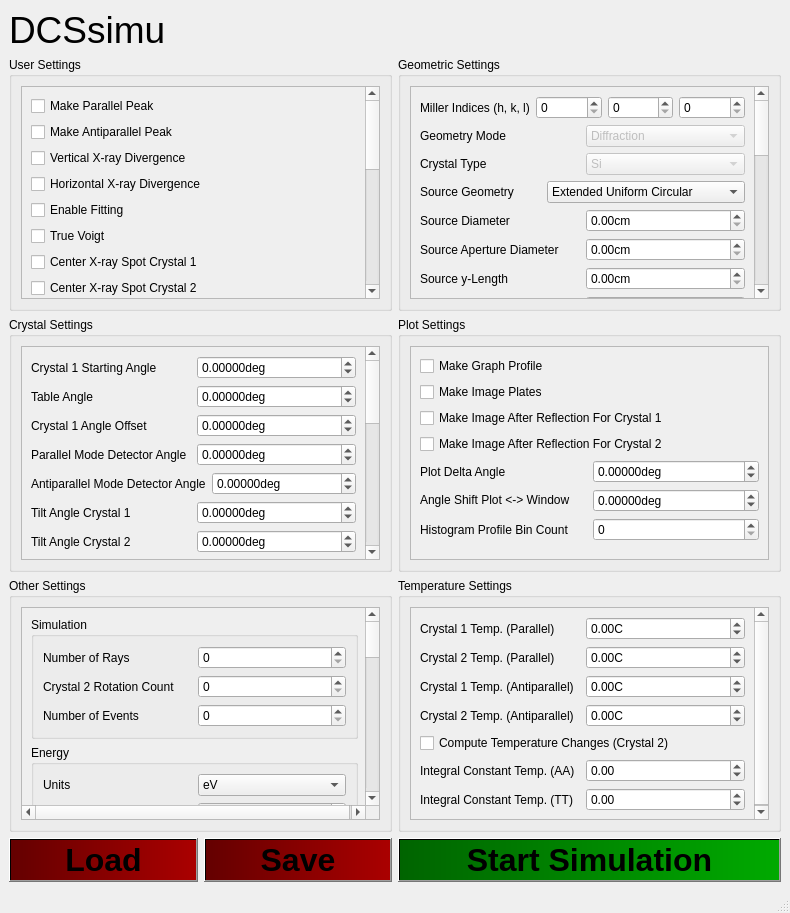
The window that parameter_settings.ui (DSPinheiro/DCS_MonteCarlo) describes before a commit, drawn with Qt 5.
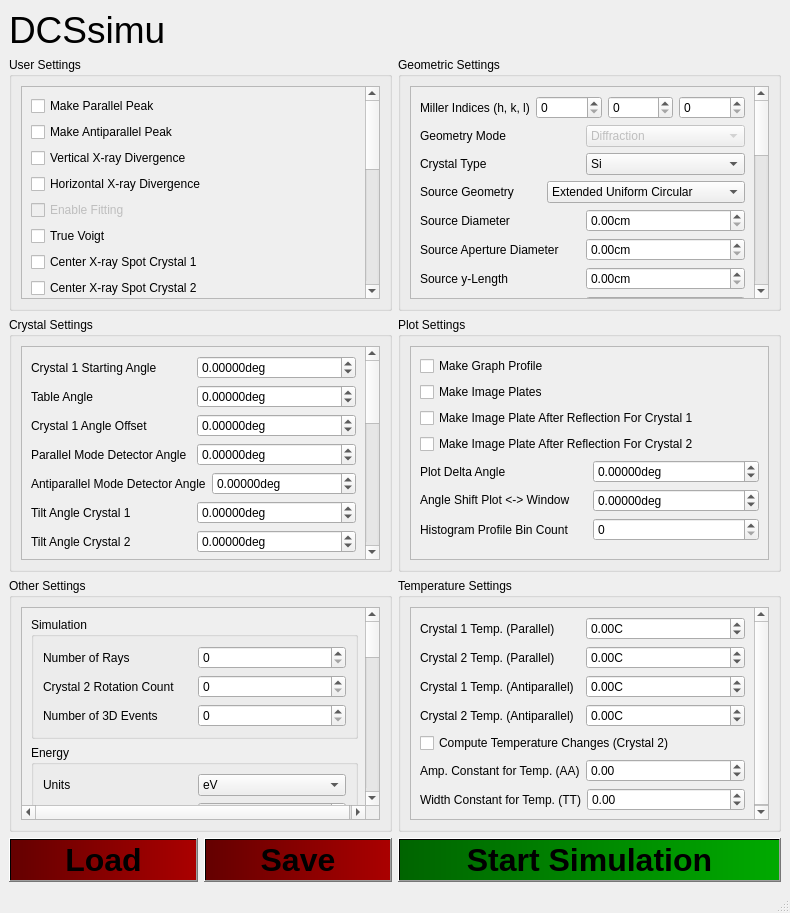
The same window after the commit.

The edit to the form file:
```diff
--- a/parameter_settings.ui
+++ b/parameter_settings.ui
@@ -107,7 +107,7 @@
             <property name="geometry">
              <rect>
               <x>0</x>
-              <y>-449</y>
+              <y>-474</y>
               <width>343</width>
               <height>690</height>
              </rect>
@@ -173,7 +173,7 @@
                <item>
                 <widget class="QComboBox" name="src_geometry_6">
                  <property name="enabled">
-                  <bool>false</bool>
+                  <bool>true</bool>
                  </property>
                  <item>
                   <property name="text">
@@ -775,6 +775,9 @@
              </item>
              <item>
               <widget class="QCheckBox" name="fitting">
+               <property name="enabled">
+                <bool>false</bool>
+               </property>
                <property name="text">
                 <string>Enable Fitting</string>
                </property>
@@ -1594,14 +1597,14 @@
              <item>
               <widget class="QCheckBox" name="make_img_plates_3">
                <property name="text">
-                <string>Make Image After Reflection For Crystal 1</string>
+                <string>Make Image Plate After Reflection For Crystal 1</string>
                </property>
               </widget>
              </item>
              <item>
               <widget class="QCheckBox" name="make_img_plates_4">
                <property name="text">
-                <string>Make Image After Reflection For Crystal 2</string>
+                <string>Make Image Plate After Reflection For Crystal 2</string>
                </property>
               </widget>
              </item>
@@ -1712,7 +1715,7 @@
             <property name="geometry">
              <rect>
               <x>0</x>
-              <y>0</y>
+              <y>-655</y>
               <width>343</width>
               <height>871</height>
              </rect>
@@ -1765,7 +1768,7 @@
                   <item>
                    <widget class="QLabel" name="sg_label_47">
                     <property name="text">
-                     <string>Number of Events</string>
+                     <string>Number of 3D Events</string>
                     </property>
                    </widget>
                   </item>
@@ -2519,7 +2522,7 @@
                <item>
                 <widget class="QLabel" name="sg_label_58">
                  <property name="text">
-                  <string>Integral Constant Temp. (AA)</string>
+                  <string>Amp. Constant for Temp. (AA)</string>
                  </property>
                 </widget>
                </item>
@@ -2546,7 +2549,7 @@
                <item>
                 <widget class="QLabel" name="sg_label_59">
                  <property name="text">
-                  <string>Integral Constant Temp. (TT)</string>
+                  <string>Width Constant for Temp. (TT)</string>
                  </property>
                 </widget>
                </item>
```
Left out of the diff: 11 changed lines with no effect on the pictures.
